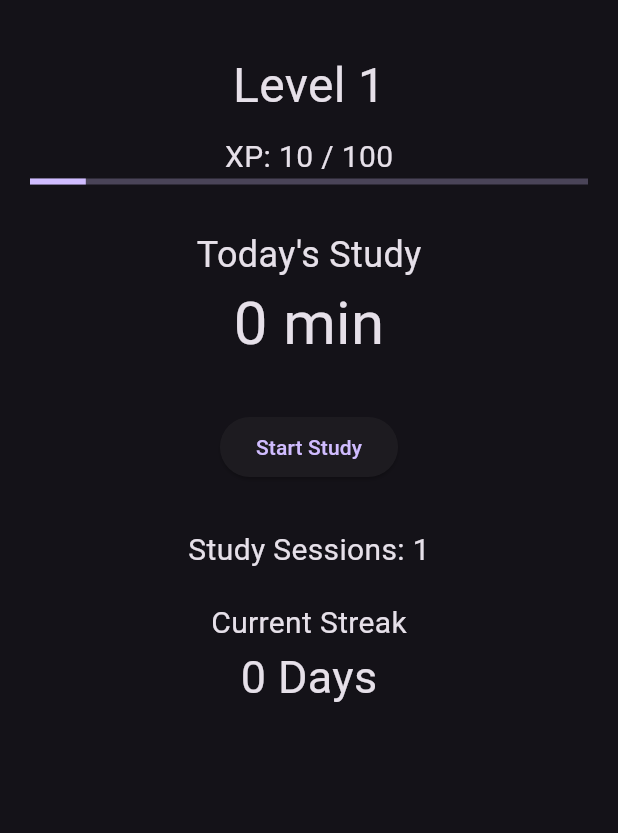
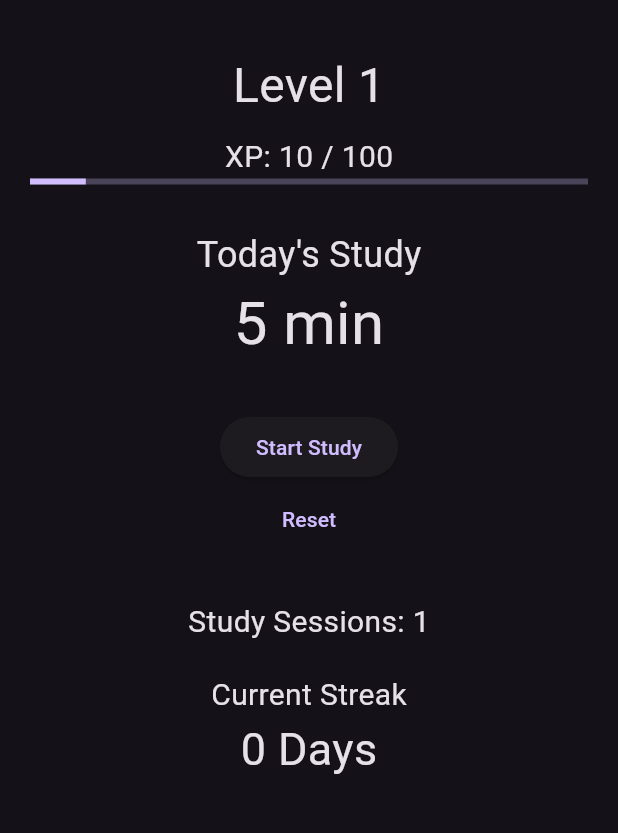
Before and after one commit to taikiikuta0925-hub/StudyQuest, a Flutter app: the screen it shows after launch, after a tap on "Start Study", on a phone screen of 412 x 824 dp, the part 63-896 px from its top. Run offline on Flutter 3.47's test engine with Material 3 defaults, Android fonts, the light colour scheme and no system bars.

Commit message:
Add reset button and scalable XP system

```diff
--- a/lib/main.dart
+++ b/lib/main.dart
@@ -30,6 +30,8 @@ class _HomePageState extends State<HomePage> {
   int level = 1;
   int sessions = 0;
   int studyMinutes = 0;
+
+  int xpNeeded = 100;
   @override
   Widget build(BuildContext context) {
     return Scaffold(
@@ -40,9 +42,9 @@ class _HomePageState extends State<HomePage> {
           children: [
             Text('Level $level', style: TextStyle(fontSize: 32)),
             const SizedBox(height: 10),
-            Text('XP: $xp / 100', style: const TextStyle(fontSize: 20)),
+            Text('XP: $xp / $xpNeeded', style: const TextStyle(fontSize: 20)),
 
-            LinearProgressIndicator(value: xp / 100),
+            LinearProgressIndicator(value: xp / xpNeeded),
             const SizedBox(height: 30),
             const Text("Today's Study", style: TextStyle(fontSize: 24)),
             Text('$studyMinutes min', style: const TextStyle(fontSize: 40)),
@@ -52,15 +54,29 @@ class _HomePageState extends State<HomePage> {
                 setState(() {
                   xp += 10;
                   sessions += 1;
+                  studyMinutes += 5;
 
-                  if (xp >= 100) {
+                  if (xp >= xpNeeded) {
                     xp = 0;
                     level += 1;
-                    studyMinutes += 5;
+                    xpNeeded += 25;
                   }
                 });
               },
               child: const Text('Start Study'),
+            ),
+
+            TextButton(
+              onPressed: () {
+                setState(() {
+                  xp = 0;
+                  level = 1;
+                  sessions = 0;
+                  studyMinutes = 0;
+                  xpNeeded = 100;
+                });
+              },
+              child: const Text('Reset'),
             ),
             const SizedBox(height: 30),
 
```
